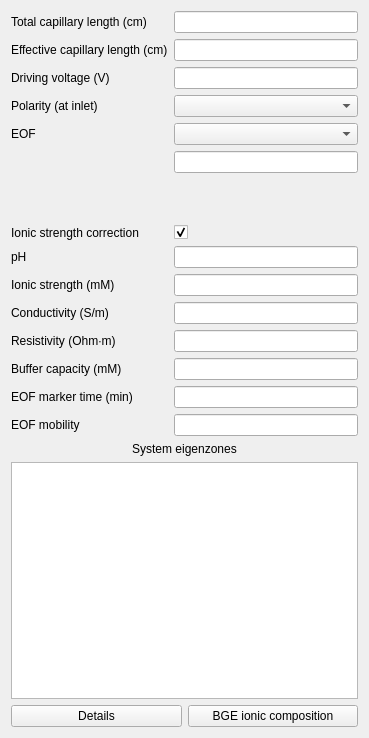
Above: src/ui/maincontrolwidget.ui from echmet/PeakMasterNG before the change. Below: the same form after it.
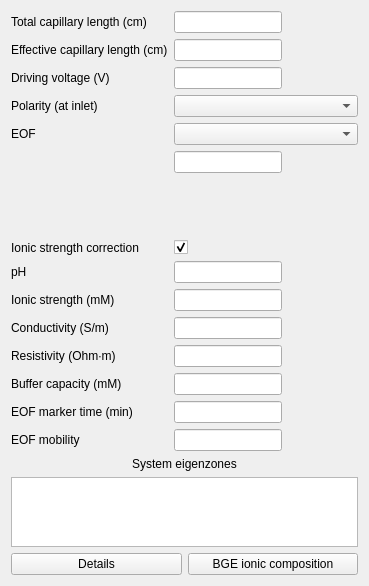
That is the form after the change. Custom widgets are drawn as their Qt base class.

Commit message: Let the main window shrink more

The edit to the form file:
```diff
--- a/src/ui/maincontrolwidget.ui
+++ b/src/ui/maincontrolwidget.ui
@@ -7,7 +7,7 @@
     <x>0</x>
     <y>0</y>
     <width>369</width>
-    <height>738</height>
+    <height>586</height>
    </rect>
   </property>
   <property name="sizePolicy">
@@ -22,6 +22,12 @@
   <layout class="QVBoxLayout" name="verticalLayout">
    <item>
     <layout class="QFormLayout" name="formLayout">
+     <property name="sizeConstraint">
+      <enum>QLayout::SetMinimumSize</enum>
+     </property>
+     <property name="fieldGrowthPolicy">
+      <enum>QFormLayout::ExpandingFieldsGrow</enum>
+     </property>
      <item row="0" column="0">
       <widget class="QLabel" name="ql_totalLength">
        <property name="text">
@@ -306,11 +312,14 @@
    <item>
     <widget class="QTableView" name="qtbv_systemEigenzones">
      <property name="sizePolicy">
-      <sizepolicy hsizetype="Preferred" vsizetype="MinimumExpanding">
+      <sizepolicy hsizetype="Preferred" vsizetype="Minimum">
        <horstretch>0</horstretch>
        <verstretch>0</verstretch>
       </sizepolicy>
      </property>
+     <property name="sizeAdjustPolicy">
+      <enum>QAbstractScrollArea::AdjustToContents</enum>
+     </property>
     </widget>
    </item>
    <item>
```
The commit also changes 2 other files.
